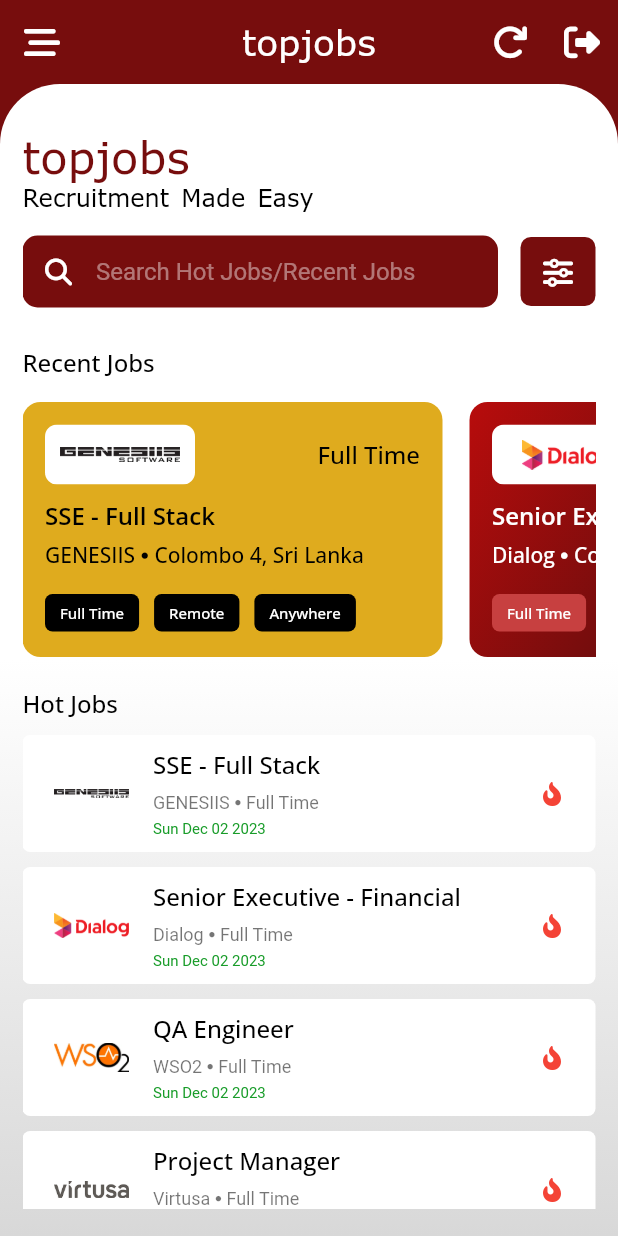
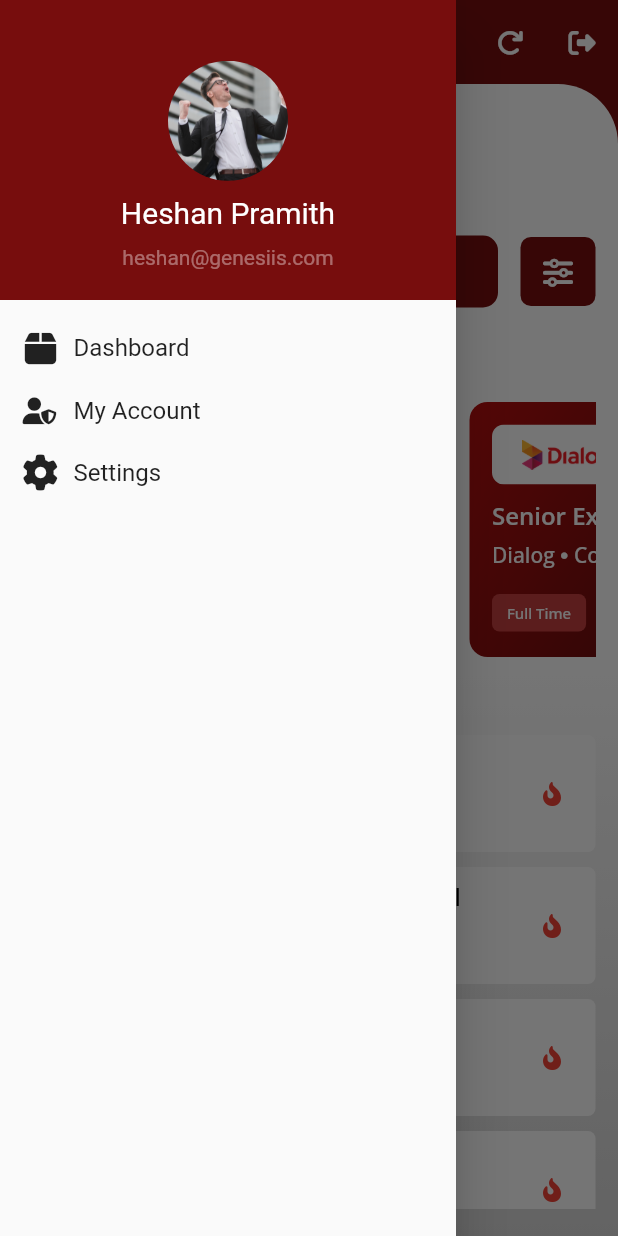
Before and after one commit to HeshanPramith/flutterapp, a Flutter app: the MyHomePage screen opened directly, with the side drawer open (before the commit the screen has no drawer), on a phone screen of 412 x 824 dp. Run offline on Flutter 3.47's test engine with Material 2 defaults, Android fonts, the light colour scheme and no system bars; our stand-ins replace flutter_svg, font_awesome_flutter, google_fonts, page_transition; missing offline and left inert: simple_animation_transition, webfeed; Roboto replaces fonts that are missing (Verdana); statements that could not run were skipped.

Commit message:
Drawer view  added

```diff
--- a/lib/login.dart
+++ b/lib/login.dart
@@ -1,4 +1,4 @@
-import 'package:awesome_dialog/awesome_dialog.dart';
+// import 'package:awesome_dialog/awesome_dialog.dart';
 import 'package:flutter/material.dart';
 import 'package:flutter/services.dart';
 // import 'package:flutter_custom_clippers/flutter_custom_clippers.dart';
@@ -556,60 +556,6 @@
               ),
             ),
           ),
-          actions: [
-            Column(
-              children: [
-                AnimatedButton(
-                  height: double.infinity,
-                  text: 'Submit',
-                  width: 100.0,
-                  borderRadius: BorderRadius.circular(
-                    5.0,
-                  ),
-                  color: const Color.fromARGB(255, 17, 155, 51),
-                  pressEvent: () {
-                    AwesomeDialog(
-                      context: context,
-                      animType: AnimType.scale,
-                      headerAnimationLoop: false,
-                      dialogType: DialogType.success,
-                      showCloseIcon: false,
-                      title: 'Succes',
-                      autoHide: const Duration(seconds: 4),
-                      body: Container(
-                        alignment: Alignment.center,
-                        child: Row(
-                          crossAxisAlignment: CrossAxisAlignment.center,
-                          mainAxisAlignment: MainAxisAlignment.center,
-                          children: [
-                            Padding(
-                              padding: const EdgeInsets.symmetric(
-                                vertical: 30.0,
-                              ),
-                              child: Column(
-                                children: [
-                                  const Text('Please check your email'),
-                                  TextButton(
-                                    onPressed: () {
-                                      Navigator.of(context).pop();
-                                    },
-                                    child: const Text('Cancel'),
-                                  )
-                                ],
-                              ),
-                            ),
-                          ],
-                        ),
-                      ),
-                      onDismissCallback: (type) {
-                        Navigator.of(context).pop();
-                      },
-                    ).show();
-                  },
-                ),
-              ],
-            )
-          ],
         ),
       );
 }
--- a/lib/views/home.dart
+++ b/lib/views/home.dart
@@ -8,6 +8,8 @@
 import 'package:topjobs/models/hotjobs.dart';
 import 'package:topjobs/views/job_detail.dart';
 import 'package:topjobs/welcomepage.dart';
+import 'package:topjobs/widgets/drawer_content.dart';
+import 'package:topjobs/widgets/drawer_header.dart';
 import 'package:topjobs/widgets/popular_card.dart';
 import 'package:topjobs/widgets/popular_card2.dart';
 
@@ -62,12 +64,13 @@
           ),
           elevation: 0.0,
           backgroundColor: const Color.fromARGB(255, 233, 233, 233),
-          leading: IconButton(
-              onPressed: () {},
-              icon: const FaIcon(
-                FontAwesomeIcons.barsStaggered,
-                color: Colors.white,
-              )),
+          // leading: IconButton(
+          //   onPressed: () {},
+          //   icon: const FaIcon(
+          //     FontAwesomeIcons.barsStaggered,
+          //     color: Colors.white,
+          //   ),
+          // ),
           flexibleSpace: Container(
             decoration: const BoxDecoration(
               gradient: LinearGradient(
@@ -93,6 +96,7 @@
             IconButton(
               icon: const FaIcon(FontAwesomeIcons.arrowRotateRight),
               color: Colors.white,
+              iconSize: 18,
               onPressed: () {
                 Navigator.push(
                   context,
@@ -107,6 +111,7 @@
             IconButton(
               icon: const FaIcon(FontAwesomeIcons.rightFromBracket),
               color: Colors.white,
+              iconSize: 18,
               onPressed: () {
                 Navigator.push(
                   context,
@@ -359,6 +364,18 @@
             ),
           ),
         ),
+        drawer: Drawer(
+          child: SingleChildScrollView(
+            child: Container(
+              alignment: Alignment.center,
+              width: double.infinity,
+              child: const Column(children: [
+                TjDrawerHeader(),
+                TjDrawerContent(),
+              ]),
+            ),
+          ),
+        ),
       ),
     );
   }
--- /dev/null
+++ b/lib/widgets/drawer_content.dart
@@ -0,0 +1,102 @@
+import 'package:flutter/material.dart';
+import 'package:font_awesome_flutter/font_awesome_flutter.dart';
+
+class TjDrawerContent extends StatefulWidget {
+  const TjDrawerContent({super.key});
+
+  @override
+  State<TjDrawerContent> createState() => _TjDrawerContentState();
+}
+
+class _TjDrawerContentState extends State<TjDrawerContent> {
+  @override
+  Widget build(BuildContext context) {
+    return Container(
+      padding: const EdgeInsets.only(
+        top: 10.0,
+      ),
+      width: double.infinity,
+      alignment: Alignment.center,
+      child: Column(
+        children: [
+          InkWell(
+            onTap: () {},
+            child: const Padding(
+              padding: EdgeInsets.symmetric(
+                vertical: 10.0,
+                horizontal: 15.0,
+              ),
+              child: Row(
+                children: [
+                  Icon(
+                    FontAwesomeIcons.box,
+                  ),
+                  SizedBox(
+                    width: 10.0,
+                  ),
+                  Text(
+                    'Dashboard',
+                    style: TextStyle(
+                      fontSize: 16.0,
+                    ),
+                  ),
+                ],
+              ),
+            ),
+          ),
+          InkWell(
+            onTap: () {},
+            child: const Padding(
+              padding: EdgeInsets.symmetric(
+                vertical: 10.0,
+                horizontal: 15.0,
+              ),
+              child: Row(
+                children: [
+                  Icon(
+                    FontAwesomeIcons.userShield,
+                    size: 18.0,
+                  ),
+                  SizedBox(
+                    width: 16.0,
+                  ),
+                  Text(
+                    'My Account',
+                    style: TextStyle(
+                      fontSize: 16.0,
+                    ),
+                  ),
+                ],
+              ),
+            ),
+          ),
+          InkWell(
+            onTap: () {},
+            child: const Padding(
+              padding: EdgeInsets.symmetric(
+                vertical: 10.0,
+                horizontal: 15.0,
+              ),
+              child: Row(
+                children: [
+                  Icon(
+                    FontAwesomeIcons.gear,
+                  ),
+                  SizedBox(
+                    width: 10.0,
+                  ),
+                  Text(
+                    'Settings',
+                    style: TextStyle(
+                      fontSize: 16.0,
+                    ),
+                  ),
+                ],
+              ),
+            ),
+          ),
+        ],
+      ),
+    );
+  }
+}
--- /dev/null
+++ b/lib/widgets/drawer_header.dart
@@ -0,0 +1,50 @@
+import 'package:flutter/material.dart';
+
+class TjDrawerHeader extends StatefulWidget {
+  const TjDrawerHeader({super.key});
+
+  @override
+  State<TjDrawerHeader> createState() => _TjDrawerHeaderState();
+}
+
+class _TjDrawerHeaderState extends State<TjDrawerHeader> {
+  @override
+  Widget build(BuildContext context) {
+    return Container(
+      color: const Color.fromARGB(255, 119, 13, 13),
+      width: double.infinity,
+      height: 200.0,
+      padding: const EdgeInsets.only(top: 20.0),
+      child: Column(
+        mainAxisAlignment: MainAxisAlignment.center,
+        children: [
+          Container(
+            margin: const EdgeInsets.only(bottom: 10.0),
+            height: 80.0,
+            decoration: const BoxDecoration(
+                shape: BoxShape.circle,
+                image: DecorationImage(
+                    image: AssetImage('assets/images/user.jpg'))),
+          ),
+          const Text(
+            'Heshan Pramith',
+            style: TextStyle(
+              color: Colors.white,
+              fontSize: 20.0,
+            ),
+          ),
+          const SizedBox(
+            height: 10.0,
+          ),
+          const Text(
+            'heshan@genesiis.com',
+            style: TextStyle(
+              fontSize: 14.0,
+              color: Colors.white38,
+            ),
+          ),
+        ],
+      ),
+    );
+  }
+}
--- a/pubspec.yaml
+++ b/pubspec.yaml
@@ -46,9 +46,6 @@
   url_launcher: ^6.0.10
   simple_animation_transition: ^0.0.6
   flutter_svg:
-  google_sign_in: ^6.1.4
-  flutter_custom_clippers: ^2.1.0
-  awesome_dialog: ^3.1.0
 
 dev_dependencies:
   flutter_test:
@@ -75,6 +72,7 @@
   # To add assets to your application, add an assets section, like this:
   assets:
     - assets/images/bg.jpg
+    - assets/images/user.jpg
     - assets/logo/logo.png
     - assets/banners/banner1.png
     - assets/banners/banner2.png
```
Also changed, not shown: assets/images/user.jpg (added), pubspec.lock.
